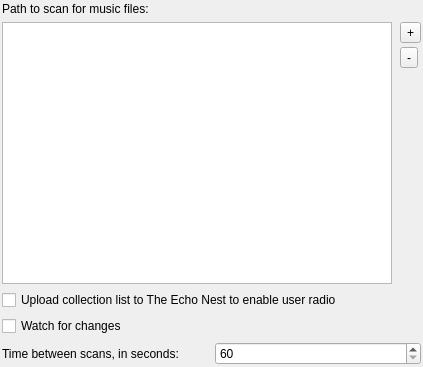
tomahawk-player/tomahawk, file src/tomahawk/dialogs/Settings_Collection.ui: the form before one commit.
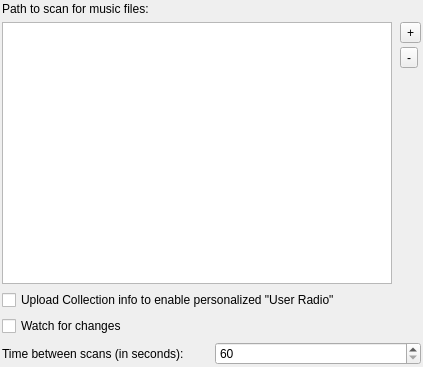
The form after the commit.

Commit message: Clean up some text and labels to make them easier to understand

The edit to the form file:
```diff
--- a/src/tomahawk/dialogs/Settings_Collection.ui
+++ b/src/tomahawk/dialogs/Settings_Collection.ui
@@ -91,7 +91,7 @@
  and stations based on your personal taste profile.</string>
        </property>
        <property name="text">
-        <string>Upload collection list to The Echo Nest to enable user radio</string>
+        <string>Upload Collection info to enable personalized &quot;User Radio&quot;</string>
        </property>
       </widget>
      </item>
@@ -113,7 +113,7 @@
        <item>
         <widget class="QLabel" name="scanTimeLabel">
          <property name="text">
-          <string>Time between scans, in seconds:</string>
+          <string>Time between scans (in seconds):</string>
          </property>
         </widget>
        </item>
```
Left out of the diff: 17 changed lines with no effect on the pictures. The commit also changes 3 other files.
